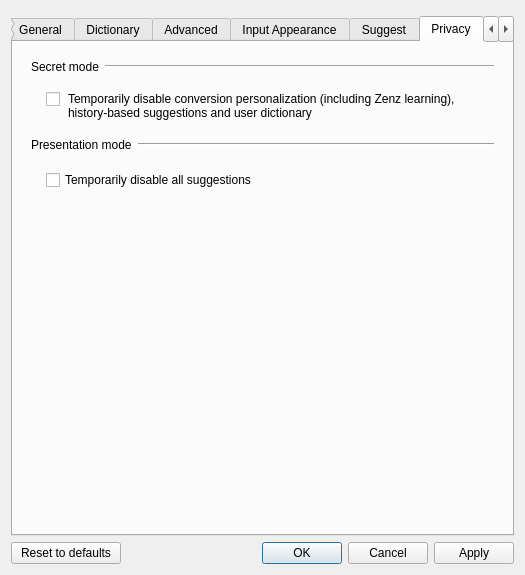
First picture: the form in src/gui/config_dialog/config_dialog.ui, repository Curren-Lumi-Project/mozlumi, before the edit.
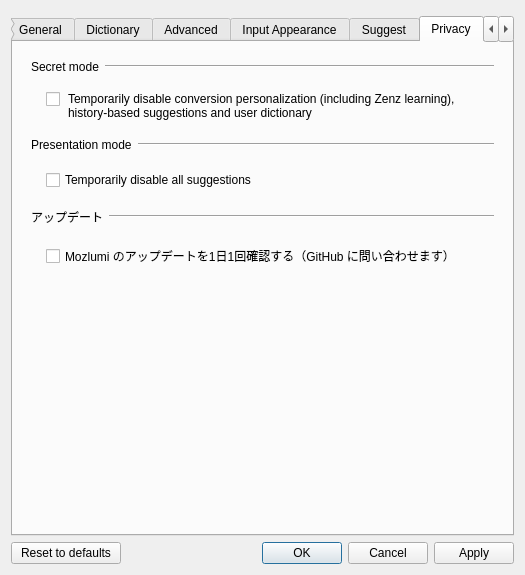
Second picture: the form after the edit. The open tabs and pages were chosen to show the change. Custom widgets are drawn as their Qt base class.

Commit message: Mozlumi 1.3.1 Build 47: numpad digits setting and settings layout fixes

Diff of the .ui file:
```diff
--- a/src/gui/config_dialog/config_dialog.ui
+++ b/src/gui/config_dialog/config_dialog.ui
@@ -3130,6 +3130,81 @@
            </layout>
           </widget>
          </item>
+         <item>
+          <widget class="QFrame" name="updateCheckHeader">
+           <property name="frameShape">
+            <enum>QFrame::Shape::NoFrame</enum>
+           </property>
+           <layout class="QHBoxLayout" name="updateCheckHeaderLayout">
+            <property name="leftMargin">
+             <number>9</number>
+            </property>
+            <property name="topMargin">
+             <number>9</number>
+            </property>
+            <property name="rightMargin">
+             <number>9</number>
+            </property>
+            <property name="bottomMargin">
+             <number>9</number>
+            </property>
+            <property name="spacing">
+             <number>6</number>
+            </property>
+            <item>
+             <widget class="QLabel" name="updateCheckHeaderLabel">
+              <property name="text">
+               <string>アップデート</string>
+              </property>
+             </widget>
+            </item>
+            <item>
+             <widget class="Line" name="updateCheckHeaderLine">
+              <property name="sizePolicy">
+               <sizepolicy hsizetype="MinimumExpanding" vsizetype="Fixed">
+                <horstretch>0</horstretch>
+                <verstretch>0</verstretch>
+               </sizepolicy>
+              </property>
+              <property name="orientation">
+               <enum>Qt::Orientation::Horizontal</enum>
+              </property>
+             </widget>
+            </item>
+           </layout>
+          </widget>
+         </item>
+         <item>
+          <widget class="QFrame" name="updateCheckGroup">
+           <property name="frameShape">
+            <enum>QFrame::Shape::NoFrame</enum>
+           </property>
+           <layout class="QVBoxLayout" name="updateCheckLayout">
+            <property name="spacing">
+             <number>6</number>
+            </property>
+            <property name="leftMargin">
+             <number>24</number>
+            </property>
+            <property name="topMargin">
+             <number>9</number>
+            </property>
+            <property name="rightMargin">
+             <number>24</number>
+            </property>
+            <property name="bottomMargin">
+             <number>9</number>
+            </property>
+            <item>
+             <widget class="QCheckBox" name="updateCheckCheckBox">
+              <property name="text">
+               <string>Mozlumi のアップデートを1日1回確認する（GitHub に問い合わせます）</string>
+              </property>
+             </widget>
+            </item>
+           </layout>
+          </widget>
+         </item>
          <item>
           <spacer name="privacyTabBottomSpacer">
            <property name="orientation">
```
Left out of the diff: 14 changed lines with no effect on the pictures. The commit also changes 5 other files.
